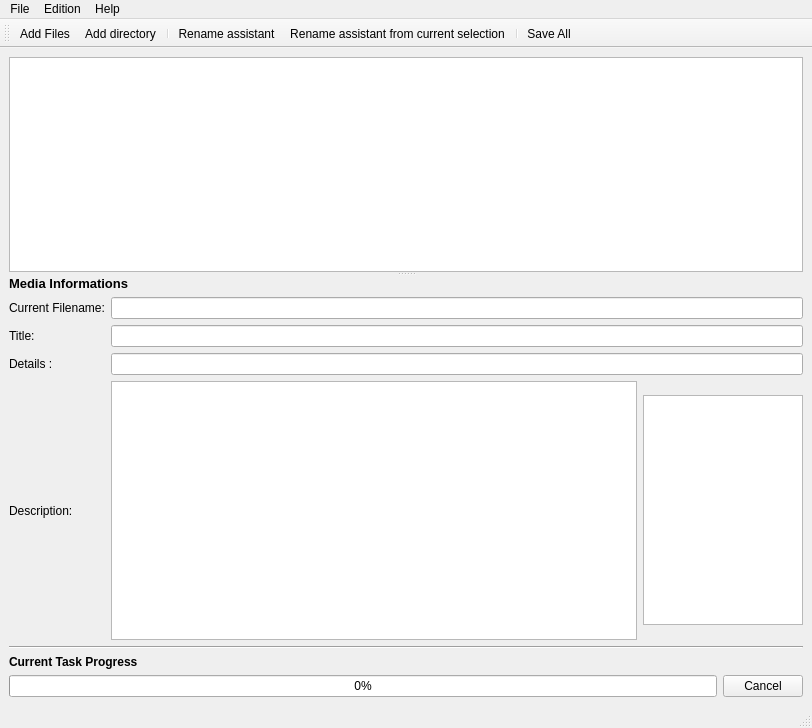
This is view/ihm.ui in Hypergraphe/movie-renamer as Qt 5 draws it before an edit. The edited form follows.
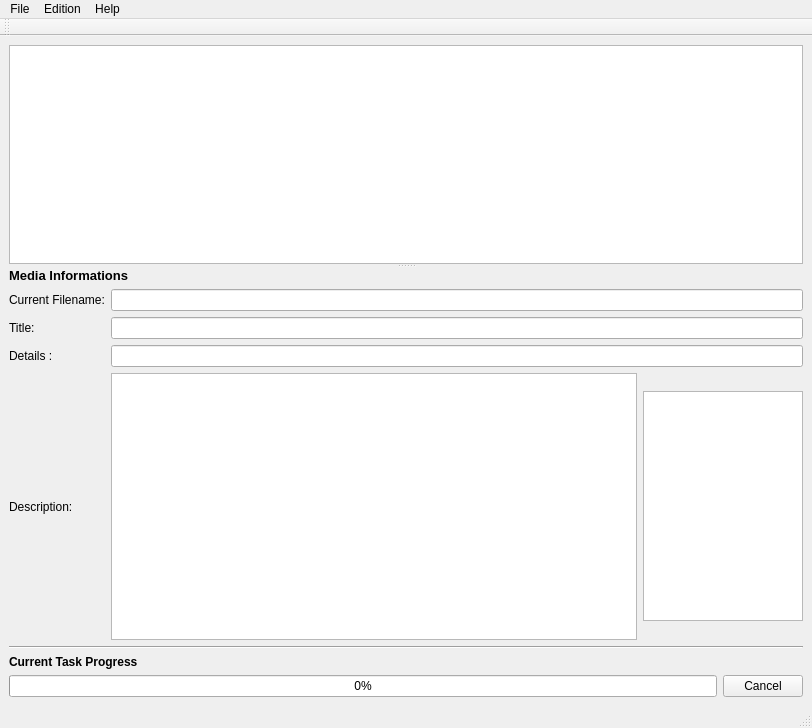
This is the edited form. Icons and pictures are not drawn. Custom widgets are drawn as their Qt base class.

```diff
--- a/view/ihm.ui
+++ b/view/ihm.ui
@@ -307,13 +307,6 @@
    <attribute name="toolBarBreak">
     <bool>false</bool>
    </attribute>
-   <addaction name="actionAddFiles"/>
-   <addaction name="actionAddDirectory"/>
-   <addaction name="separator"/>
-   <addaction name="actionLaunchRenameAssistant"/>
-   <addaction name="actionLaunchFromSelection"/>
-   <addaction name="separator"/>
-   <addaction name="actionSave"/>
   </widget>
   <action name="actionAddDirectory">
    <property name="text">
@@ -354,7 +347,10 @@
   </action>
   <action name="actionLaunchFromSelection">
    <property name="text">
-    <string>Rename assistant from current selection</string>
+    <string>Rename from current selection</string>
+   </property>
+   <property name="toolTip">
+    <string>Rename from current selection</string>
    </property>
   </action>
   <action name="actionSettings">
```
Left out of the diff: 38 changed lines with no effect on the pictures.
